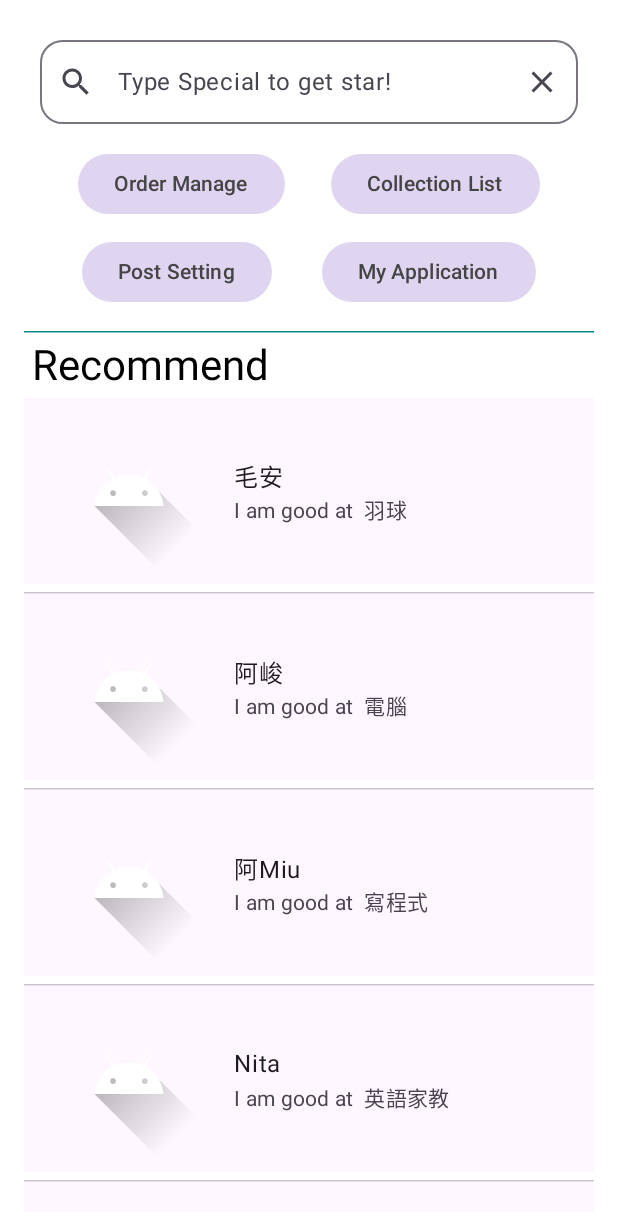
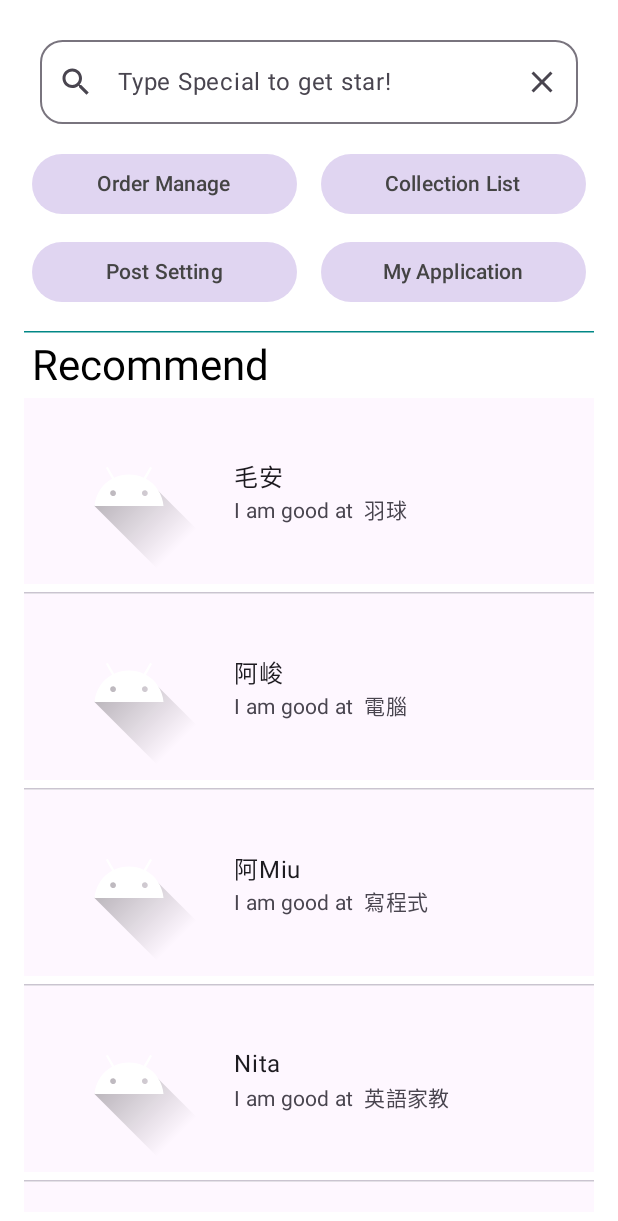
Before and after one commit to EricWuXuanAn/Friendzy, an Android app built with Jetpack Compose: the @Preview function CustomerScreenPreview, on a phone screen of 412 x 824 dp. Shown: the top 1221 px of the screen. Run offline under Robolectric (Android 15) with nearby library versions, the phone set to English and light mode, and no system bars.

Commit message:
eric
eric

```diff
--- a/app/src/main/java/com/example/tip102group01friendzy/Customer.kt
+++ b/app/src/main/java/com/example/tip102group01friendzy/ui/feature/customer/Customer.kt
@@ -1,4 +1,6 @@
-package com.example.tip102group01friendzy
+package com.example.tip102group01friendzy.ui.feature.customer
+
+import com.example.tip102group01friendzy.R
 
 class Customer(
     var memberName: String = "",
--- a/app/src/main/java/com/example/tip102group01friendzy/ui/feature/customer/CustomerScreen.kt
+++ b/app/src/main/java/com/example/tip102group01friendzy/ui/feature/customer/CustomerScreen.kt
@@ -1,6 +1,5 @@
 package com.example.tip102group01friendzy.ui.feature.customer
 
-import android.service.controls.Control
 import androidx.compose.foundation.Image
 import androidx.compose.foundation.clickable
 import androidx.compose.foundation.layout.Arrangement
@@ -11,22 +10,17 @@ import androidx.compose.foundation.layout.fillMaxWidth
 import androidx.compose.foundation.layout.padding
 import androidx.compose.foundation.lazy.LazyColumn
 import androidx.compose.foundation.lazy.items
-import androidx.compose.foundation.rememberScrollState
 import androidx.compose.foundation.shape.RoundedCornerShape
 import androidx.compose.material.icons.Icons
 import androidx.compose.material.icons.filled.Clear
 import androidx.compose.material.icons.filled.Search
 import androidx.compose.material3.Button
-import androidx.compose.material3.ButtonColors
 import androidx.compose.material3.ButtonDefaults
 import androidx.compose.material3.HorizontalDivider
 import androidx.compose.material3.Icon
-import androidx.compose.material3.IconButtonDefaults
 import androidx.compose.material3.ListItem
 import androidx.compose.material3.OutlinedTextField
-import androidx.compose.material3.Scaffold
 import androidx.compose.material3.Text
-import androidx.compose.material3.TopAppBar
 import androidx.compose.runtime.Composable
 import androidx.compose.runtime.collectAsState
 import androidx.compose.runtime.getValue
@@ -43,32 +37,37 @@ import androidx.compose.ui.text.style.TextAlign
 import androidx.compose.ui.tooling.preview.Preview
 import androidx.compose.ui.unit.dp
 import androidx.compose.ui.unit.sp
-import androidx.lifecycle.ViewModel
 import androidx.navigation.NavHostController
 import androidx.navigation.compose.rememberNavController
-import com.example.tip102group01friendzy.Customer
 import com.example.tip102group01friendzy.R
-import java.security.AccessController
 
 @Composable
 fun CustomerScreen(
-    navController:NavHostController = rememberNavController(),
+    navController: NavHostController = rememberNavController(),
     customerVM: CustomerVM
-){
+) {
     var inputText by remember { mutableStateOf("") }
     val customerState by customerVM.memberState.collectAsState()
 
     Column(
-        modifier = Modifier.fillMaxSize().padding(16.dp),
+        modifier = Modifier
+            .fillMaxSize()
+            .padding(16.dp),
         horizontalAlignment = Alignment.CenterHorizontally
     ) {
-       Row(modifier =Modifier.fillMaxWidth().padding(5.dp),
-           horizontalArrangement = Arrangement.Center)
+        Row(
+            modifier = Modifier
+                .fillMaxWidth()
+                .padding(5.dp),
+            horizontalArrangement = Arrangement.Center
+        )
         {
             OutlinedTextField(
                 value = inputText,
-               onValueChange = {inputText = it},
-               modifier = Modifier.fillMaxWidth().padding(5.dp),
+                onValueChange = { inputText = it },
+                modifier = Modifier
+                    .fillMaxWidth()
+                    .padding(5.dp),
 //               label = { Text(text = stringResource(R.string.search)) },
                 leadingIcon = {
                     Icon(imageVector = Icons.Default.Search, contentDescription = "Search")
@@ -85,12 +84,15 @@ fun CustomerScreen(
 
             )
         }
-        Row (
-            modifier = Modifier.fillMaxWidth().padding(5.dp),
-            horizontalArrangement = Arrangement.SpaceEvenly
+        Row(
+            modifier = Modifier
+                .fillMaxWidth()
+                .padding(5.dp),
+            horizontalArrangement = Arrangement.spacedBy(16.dp)
         )
         {
             Button(
+                modifier = Modifier.weight(1f),
                 onClick = {},
                 colors = ButtonDefaults.buttonColors(
                     containerColor = colorResource(R.color.purple_200),
@@ -98,6 +100,7 @@ fun CustomerScreen(
                 )
             ) { Text(text = stringResource(R.string.order_manage)) }
             Button(
+                modifier = Modifier.weight(1f),
                 onClick = {},
                 colors = ButtonDefaults.buttonColors(
                     containerColor = colorResource(R.color.purple_200),
@@ -106,10 +109,13 @@ fun CustomerScreen(
             ) { Text(text = stringResource(R.string.collection)) }
         }
         Row(
-            modifier = Modifier.fillMaxWidth().padding(5.dp),
-            horizontalArrangement = Arrangement.SpaceEvenly
+            modifier = Modifier
+                .fillMaxWidth()
+                .padding(5.dp),
+            horizontalArrangement = Arrangement.spacedBy(16.dp)
         ) {
             Button(
+                modifier = Modifier.weight(1f),
                 onClick = {},
                 colors = ButtonDefaults.buttonColors(
                     containerColor = colorResource(R.color.purple_200),
@@ -117,6 +123,7 @@ fun CustomerScreen(
                 )
             ) { Text(text = stringResource(R.string.post_setting)) }
             Button(
+                modifier = Modifier.weight(1f),
                 onClick = {},
                 colors = ButtonDefaults.buttonColors(
                     containerColor = colorResource(R.color.purple_200),
@@ -129,7 +136,9 @@ fun CustomerScreen(
             color = colorResource(R.color.teal_700)
         )
         Text(
-            modifier = Modifier.fillMaxWidth().padding(5.dp),
+            modifier = Modifier
+                .fillMaxWidth()
+                .padding(5.dp),
             text = stringResource(R.string.recommemd),
             textAlign = TextAlign.Start,
             fontSize = 28.sp
@@ -148,13 +157,13 @@ fun CustomerScreen(
 fun customerList(
     customers: List<Customer>,
     onClick: (Customer) -> Unit
-){
+) {
     LazyColumn {
-        items(customers){customer ->
+        items(customers) { customer ->
             ListItem(
                 modifier = Modifier.clickable { onClick(customer) },
                 headlineContent = { Text(text = customer.memberName) },
-                supportingContent = { Text(text ="I am good at  ${customer.memberSpecialty}") },
+                supportingContent = { Text(text = "I am good at  ${customer.memberSpecialty}") },
                 leadingContent = {
                     Image(
                         painter = painterResource(id = customer.memberImg),
@@ -168,12 +177,8 @@ fun customerList(
 }
 
 
-
-
-
-
 @Composable
 @Preview(showBackground = true)
-fun CustomerScreenPreview(){
+fun CustomerScreenPreview() {
     CustomerScreen(rememberNavController(), customerVM = CustomerVM())
 }
--- a/app/src/main/java/com/example/tip102group01friendzy/ui/feature/customer/CustomerVM.kt
+++ b/app/src/main/java/com/example/tip102group01friendzy/ui/feature/customer/CustomerVM.kt
@@ -1,9 +1,7 @@
 package com.example.tip102group01friendzy.ui.feature.customer
 
 import androidx.lifecycle.ViewModel
-import com.example.tip102group01friendzy.Customer
 import kotlinx.coroutines.flow.MutableStateFlow
-import kotlinx.coroutines.flow.StateFlow
 import kotlinx.coroutines.flow.asStateFlow
 import kotlinx.coroutines.flow.update
 
```
Lines whose indentation alone changed are shown as unchanged.
